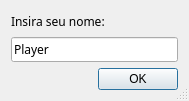
gianricardo/prog3, file Napoleao/Interface/escreve_nome.ui: the form before one commit.
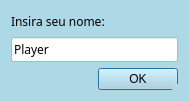
The form after the commit.

The edit to the form file:
```diff
--- a/Napoleao/Interface/escreve_nome.ui
+++ b/Napoleao/Interface/escreve_nome.ui
@@ -13,6 +13,9 @@
   <property name="windowTitle">
    <string>Nome</string>
   </property>
+  <property name="styleSheet">
+   <string notr="true">background-color:lightblue</string>
+  </property>
   <property name="sizeGripEnabled">
    <bool>true</bool>
   </property>
@@ -24,6 +27,9 @@
        <family>MathJax_Typewriter</family>
       </font>
      </property>
+     <property name="styleSheet">
+      <string notr="true">background-color:white</string>
+     </property>
      <property name="text">
       <string>Player</string>
      </property>
```
